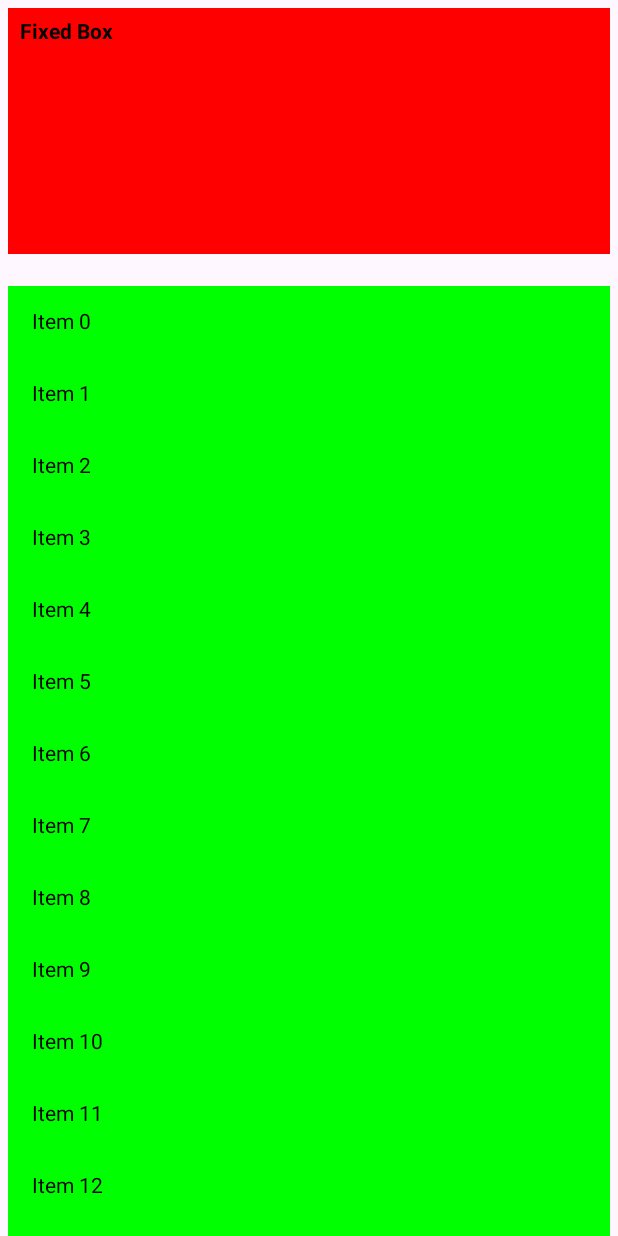
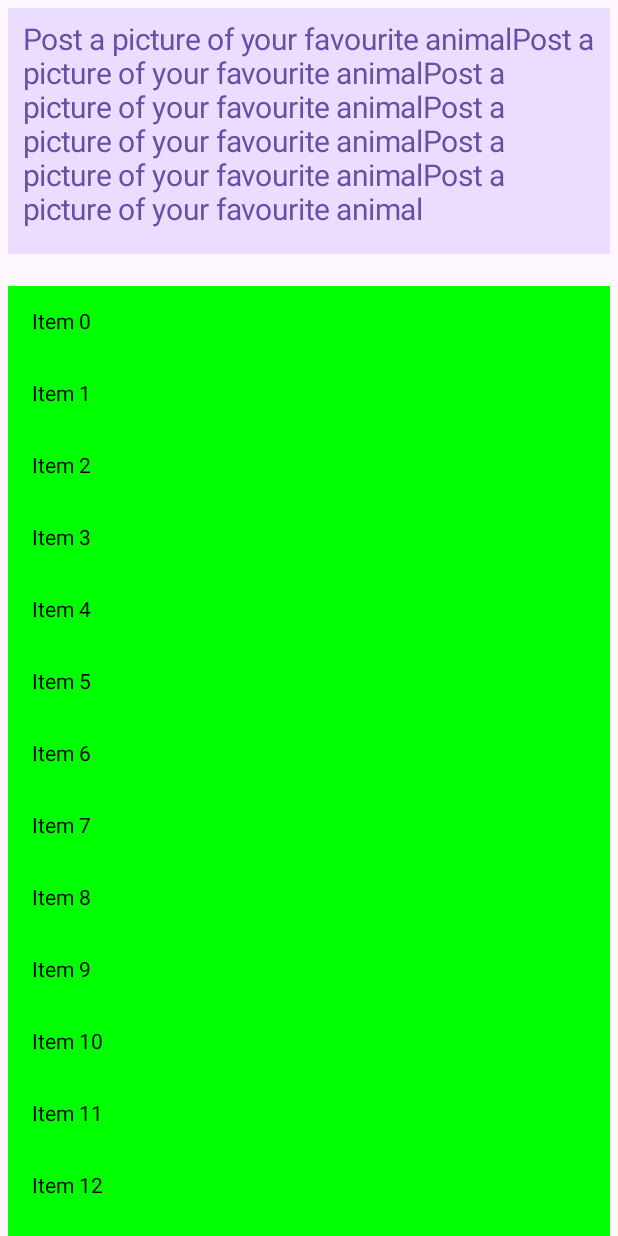
Before and after one commit to mgmavely/CS446-Group-11, an Android app built with Jetpack Compose: the @Preview function DiscoverView, on a phone screen of 412 x 824 dp. Run offline under Robolectric (Android 15) with nearby library versions, the phone set to English and light mode, and no system bars.

Commit message:
get autoresizing text

```diff
--- a/app/src/main/java/com/example/memento/userinterface/Discover/DiscoverView.kt
+++ b/app/src/main/java/com/example/memento/userinterface/Discover/DiscoverView.kt
@@ -10,34 +10,54 @@ import androidx.compose.foundation.layout.fillMaxWidth
 import androidx.compose.foundation.layout.height
 import androidx.compose.foundation.layout.padding
 import androidx.compose.foundation.lazy.LazyColumn
+import androidx.compose.foundation.shape.RoundedCornerShape
 import androidx.compose.material3.Button
 import androidx.compose.material3.MaterialTheme
 import androidx.compose.material3.Text
 import androidx.compose.runtime.Composable
+import androidx.compose.runtime.mutableStateOf
+import androidx.compose.runtime.remember
 import androidx.compose.ui.Modifier
+import androidx.compose.ui.draw.drawWithContent
 import androidx.compose.ui.graphics.Color
+import androidx.compose.ui.text.TextStyle
 import androidx.compose.ui.text.font.FontWeight
+import androidx.compose.ui.text.style.TextAlign
 import androidx.compose.ui.tooling.preview.Preview
 import androidx.compose.ui.unit.dp
+import androidx.compose.ui.unit.isUnspecified
+import androidx.compose.runtime.getValue
+import androidx.compose.runtime.setValue
+import androidx.compose.ui.Alignment
+import androidx.compose.ui.draw.clip
+import androidx.compose.ui.text.style.TextOverflow
+import androidx.compose.ui.unit.TextUnit
+import androidx.compose.ui.unit.sp
+
 
 @Composable
 fun Prompt() {
-    var promptText = "Post a picture of your favourite animal"
+    var promptText = "" +
+            "Post a picture of your favourite animal" +
+            "Post a picture of your favourite animal" +
+            "Post a picture of your favourite animal" +
+            "Post a picture of your favourite animal" +
+            "Post a picture of your favourite animal" +
+            "Post a picture of your favourite animal"
 
-    Column(
+            Box(
         modifier = Modifier
             .fillMaxWidth()
             .fillMaxHeight(0.2f)
-            .background(Color.Red)
+            .background(MaterialTheme.colorScheme.primaryContainer)
     ) {
-        Text(
-            text = "Fixed Box",
-            modifier = Modifier
-                .fillMaxSize()
-                .padding(8.dp),
-            color = Color.Black,
-            fontWeight = FontWeight.Bold
-        )
+                AutoResizingText(
+                    modifier = Modifier.
+                        padding(10.dp),
+                    text = promptText,
+                    color = MaterialTheme.colorScheme.primary,
+                    targetTextSize = 30.sp
+                )
     }
 }
 
@@ -72,3 +92,36 @@ fun DiscoverView() {
         }
     }
 }
+
+@Composable
+fun AutoResizingText(
+    modifier: Modifier = Modifier,
+    text: String,
+    color: Color,
+    targetTextSize: TextUnit,
+    maxLines: Int = Int.MAX_VALUE
+) {
+
+    val textSize = remember {
+        mutableStateOf(targetTextSize)
+    }
+
+    Text(
+        modifier = modifier,
+        text = text,
+        color = color,
+        textAlign = TextAlign.Start,
+        fontSize = textSize.value,
+        maxLines = maxLines,
+        overflow = TextOverflow.Ellipsis,
+        onTextLayout = {textLayoutResult ->
+            val lineIndex = textLayoutResult.lineCount - 1
+
+            if (textLayoutResult.isLineEllipsized(lineIndex)) {
+                textSize.value = textSize.value * 0.9f
+            }
+        }
+    )
+
+
+}
```
